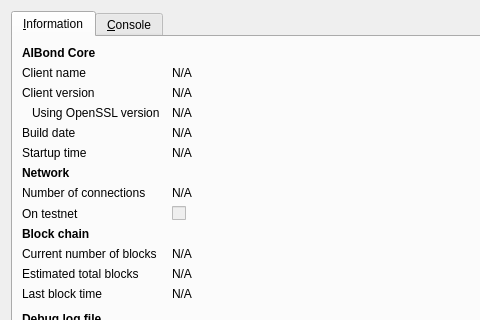
Before: the Qt Designer form src/qt/forms/rpcconsole.ui in iobond/aib-old, drawn with Qt 5; both pictures show x 0 to 480 and y 0 to 320 of the 740 by 450 pixel window.
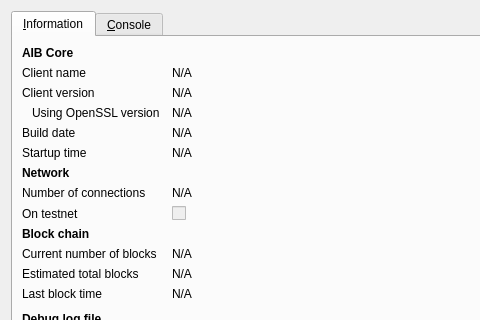
After: the same form once the commit is applied. Icons and pictures are not drawn.

Diff of the .ui file:
```diff
--- a/src/qt/forms/rpcconsole.ui
+++ b/src/qt/forms/rpcconsole.ui
@@ -36,7 +36,7 @@
           </font>
          </property>
          <property name="text">
-          <string>AIBond Core</string>
+          <string>AIB Core</string>
          </property>
         </widget>
        </item>
```
Left out of the diff: 6 changed lines with no effect on the pictures.
